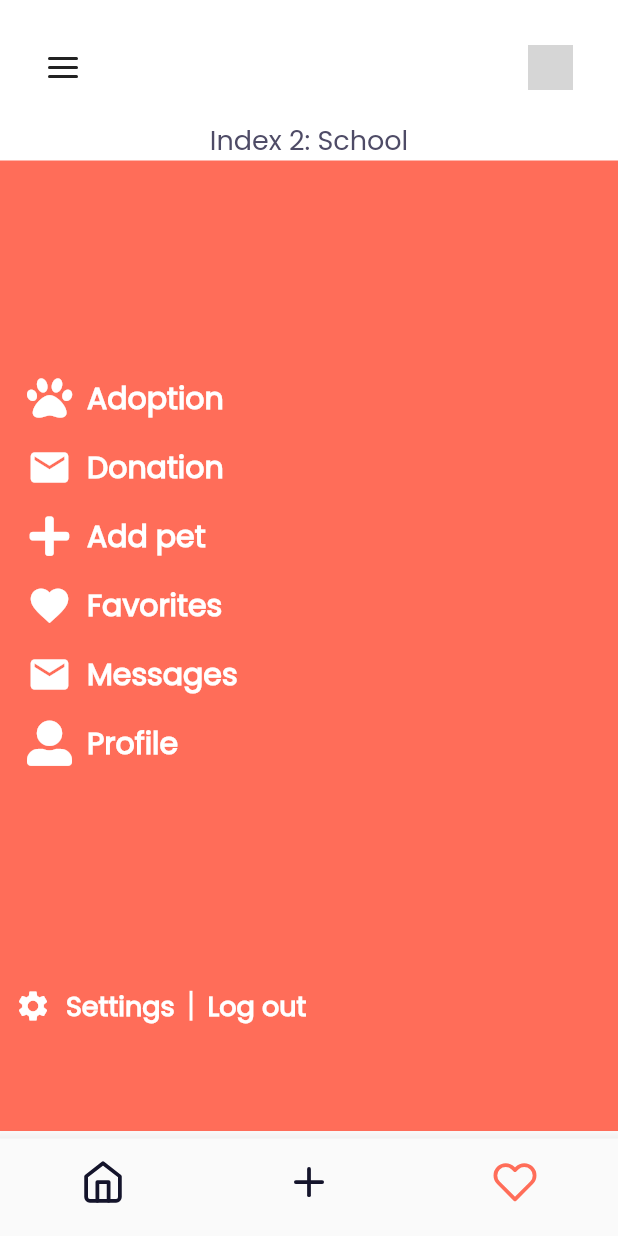
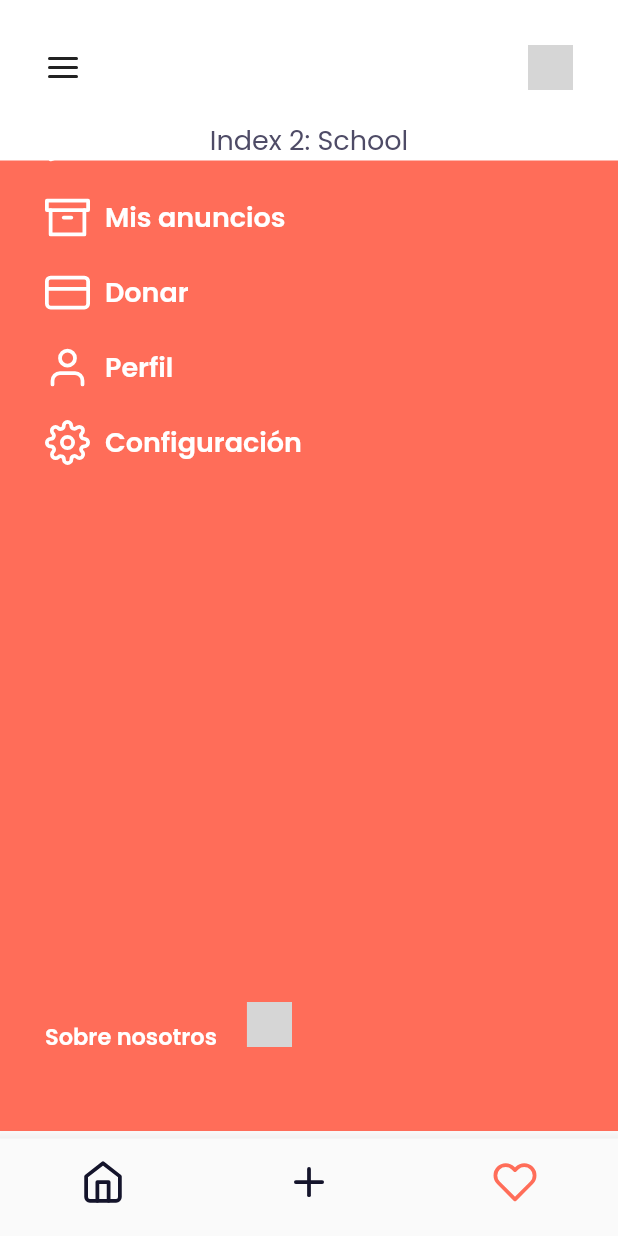
Before and after one commit to AdriaGual/pawstic, a Flutter app: the HomeWrapper screen opened directly, item 3 of the bottom bar chosen, on a phone screen of 412 x 824 dp. Run offline on Flutter 3.47's test engine with Material 2 defaults, Android fonts, the phone set to English and light mode, and no system bars; our stand-ins replace flutter_feather_icons, flutter_svg, font_awesome_flutter, geolocator, image_picker, shared_preferences; missing offline and left inert: cloudinary_public, ndialog; accounts and stored records are empty; network calls fail; project files that could hold a hidden picture were left out; grey boxes are pictures that could not be loaded.

Commit message:
Improved sideBar

```diff
--- a/lib/globals.dart
+++ b/lib/globals.dart
@@ -13,6 +13,7 @@ Color meatColor = HexColor.fromHex('#FCCEB2');
 
 String allPublishingsUrl = 'http://192.168.1.42:3000/publishings/';
 int selectedIndex = 0;
+bool isDrawerOpen = false;
 
 extension HexColor on Color {
   /// String is in the format "aabbcc" or "ffaabbcc" with an optional leading "#".
--- a/lib/pages/main/drawerWrapper.dart
+++ b/lib/pages/main/drawerWrapper.dart
@@ -1,5 +1,6 @@
 import 'package:flutter/material.dart';
-import 'package:font_awesome_flutter/font_awesome_flutter.dart';
+import 'package:flutter_feather_icons/flutter_feather_icons.dart';
+import 'package:flutter_svg/svg.dart';
 import "package:pawstic/globals.dart" as globals;
 
 class DrawerWrapper extends StatefulWidget {
@@ -9,46 +10,24 @@ class DrawerWrapper extends StatefulWidget {
 
 class DrawerWrapperState extends State<DrawerWrapper> {
   List<Map> drawerItems = [
-    {'icon': FontAwesomeIcons.paw, 'title': 'Adoption'},
-    {'icon': Icons.mail, 'title': 'Donation'},
-    {'icon': FontAwesomeIcons.plus, 'title': 'Add pet'},
-    {'icon': Icons.favorite, 'title': 'Favorites'},
-    {'icon': Icons.mail, 'title': 'Messages'},
-    {'icon': FontAwesomeIcons.userAlt, 'title': 'Profile'},
+    {'icon': FeatherIcons.messageCircle, 'title': 'Mensajes'},
+    {'icon': FeatherIcons.archive, 'title': 'Mis anuncios'},
+    {'icon': FeatherIcons.creditCard, 'title': 'Donar'},
+    {'icon': FeatherIcons.user, 'title': 'Perfil'},
+    {'icon': FeatherIcons.settings, 'title': 'Configuración'},
   ];
   @override
   Widget build(BuildContext context) {
     return Container(
       color: globals.primaryColor,
-      padding: EdgeInsets.only(top: 50, bottom: 70, left: 10),
+      padding: EdgeInsets.only(top: 70, bottom: 40, left: 20),
       child: Column(
         mainAxisAlignment: MainAxisAlignment.spaceBetween,
         children: [
-          Row(
-            children: [
-              CircleAvatar(),
-              SizedBox(
-                width: 10,
-              ),
-              Column(
-                crossAxisAlignment: CrossAxisAlignment.start,
-                children: [
-                  Text(
-                    'Miroslava Savitskaya',
-                    style: TextStyle(
-                        color: Colors.white, fontWeight: FontWeight.bold),
-                  ),
-                  Text('Active Status',
-                      style: TextStyle(
-                          color: Colors.white, fontWeight: FontWeight.bold))
-                ],
-              )
-            ],
-          ),
           Column(
             children: drawerItems
                 .map((element) => Padding(
-                      padding: const EdgeInsets.all(8.0),
+                      padding: const EdgeInsets.all(10.0),
                       child: Row(
                         children: [
                           Icon(
@@ -62,44 +41,36 @@ class DrawerWrapperState extends State<DrawerWrapper> {
                           Text(element['title'],
                               style: TextStyle(
                                   color: Colors.white,
-                                  fontWeight: FontWeight.bold,
-                                  fontSize: 20))
+                                  fontFamily: 'PoppinsSemiBold',
+                                  fontSize: 18))
                         ],
                       ),
                     ))
                 .toList(),
           ),
-          Row(
+          Padding(
+            padding: const EdgeInsets.fromLTRB(10, 0, 0, 0),
+            child: Row(
               children: [
-              Icon(
-                Icons.settings,
+                Text(
+                  'Sobre nosotros',
+                  style: TextStyle(
                       color: Colors.white,
+                      fontFamily: 'PoppinsSemiBold',
+                      fontSize: 15),
                 ),
                 SizedBox(
-                width: 10,
+                  width: 20,
                 ),
-              Text(
-                'Settings',
-                style:
-                    TextStyle(color: Colors.white, fontWeight: FontWeight.bold),
+                Padding(
+                  padding: const EdgeInsets.fromLTRB(0, 0, 0, 16),
+                  child: SvgPicture.asset(
+                    'assets/images/white_logo.svg',
+                    height: 30.0,
                   ),
-              SizedBox(
-                width: 10,
-              ),
-              Container(
-                width: 2,
-                height: 20,
-                color: Colors.white,
-              ),
-              SizedBox(
-                width: 10,
-              ),
-              Text(
-                'Log out',
-                style:
-                    TextStyle(color: Colors.white, fontWeight: FontWeight.bold),
                 )
               ],
+            ),
           )
         ],
       ),
--- a/lib/pages/main/home.dart
+++ b/lib/pages/main/home.dart
@@ -17,7 +17,6 @@ class HomeState extends State<Home> {
   double yOffset = 0;
   double scaleFactor = 1;
 
-  bool isDrawerOpen = false;
   List<BoxShadow> shadowList = [
     BoxShadow(color: Colors.grey[300], blurRadius: 30, offset: Offset(0, 10))
   ];
@@ -26,14 +25,14 @@ class HomeState extends State<Home> {
     xOffset = 230;
     yOffset = 150;
     scaleFactor = 0.6;
-    isDrawerOpen = true;
+    globals.isDrawerOpen = true;
   }
 
   void closeDrawer() {
     xOffset = 0;
     yOffset = 0;
     scaleFactor = 1;
-    isDrawerOpen = false;
+    globals.isDrawerOpen = false;
   }
 
   List<Map> categories = [
@@ -56,15 +55,15 @@ class HomeState extends State<Home> {
     return AnimatedContainer(
       transform: Matrix4.translationValues(xOffset, yOffset, 0)
         ..scale(scaleFactor)
-        ..rotateY(isDrawerOpen ? -0.5 : 0),
+        ..rotateY(globals.isDrawerOpen ? -0.5 : 0),
       duration: Duration(milliseconds: 250),
       decoration: BoxDecoration(
           color: Colors.white,
-          borderRadius: BorderRadius.circular(isDrawerOpen ? 30 : 0.0)),
+          borderRadius: BorderRadius.circular(globals.isDrawerOpen ? 30 : 0.0)),
       child: SingleChildScrollView(
           child: GestureDetector(
         onTap: () {
-          if (isDrawerOpen) {
+          if (globals.isDrawerOpen) {
             setState(() {
               closeDrawer();
             });
@@ -78,7 +77,7 @@ class HomeState extends State<Home> {
               child: Row(
                 mainAxisAlignment: MainAxisAlignment.spaceBetween,
                 children: [
-                  isDrawerOpen
+                  globals.isDrawerOpen
                       ? IconButton(
                           padding: EdgeInsets.zero,
                           constraints: BoxConstraints(),
```
Lines whose indentation alone changed are shown as unchanged.
